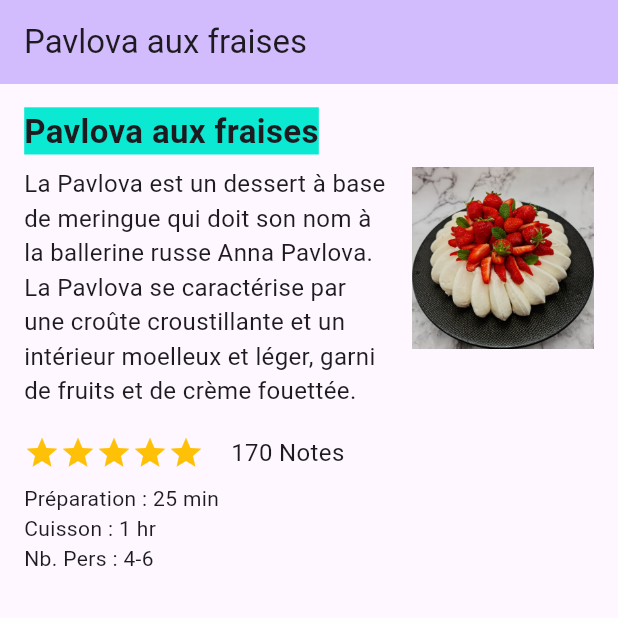
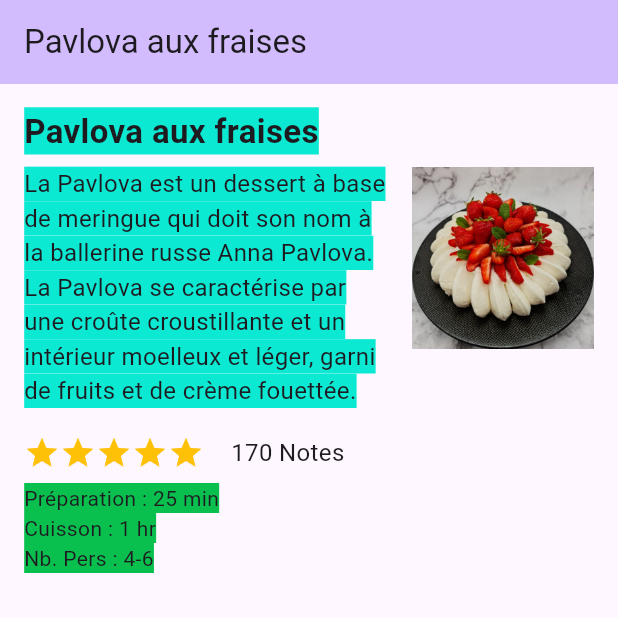
Before and after one commit to rizzitom/flutter_app, a Flutter app: the screen it shows after launch, on a phone screen of 412 x 824 dp, the top half of it. Run offline on Flutter 3.47's test engine with Material 3 defaults, Android fonts, the phone set to English and light mode, and no system bars.

Commit message:
ajout couleur main

```diff
--- a/lib/main.dart
+++ b/lib/main.dart
@@ -57,7 +57,7 @@ class _MyHomePageState extends State<MyHomePage> {
                     'La Pavlova est un dessert à base de meringue qui doit son nom à la ballerine russe Anna Pavlova. '
                     'La Pavlova se caractérise par une croûte croustillante et un intérieur moelleux et léger, garni '
                     'de fruits et de crème fouettée.',
-                    style: TextStyle(fontSize: 16),
+                    style: TextStyle(fontSize: 16, backgroundColor: Color.fromARGB(255, 12, 233, 211)),
                   ),
                   SizedBox(height: 18.0),
                   Row(
@@ -75,9 +75,9 @@ class _MyHomePageState extends State<MyHomePage> {
                     ],
                   ),
                   SizedBox(height: 8.0),
-                  Text('Préparation : 25 min'),
-                  Text('Cuisson : 1 hr'),
-                  Text('Nb. Pers : 4-6'),
+                  Text('Préparation : 25 min', style: TextStyle(backgroundColor: Color.fromARGB(255, 9, 192, 79))),
+                  Text('Cuisson : 1 hr', style: TextStyle(backgroundColor: Color.fromARGB(255, 9, 192, 79))),
+                  Text('Nb. Pers : 4-6', style: TextStyle(backgroundColor: Color.fromARGB(255, 9, 192, 79))),
                 ],
               ),
             ),
```
